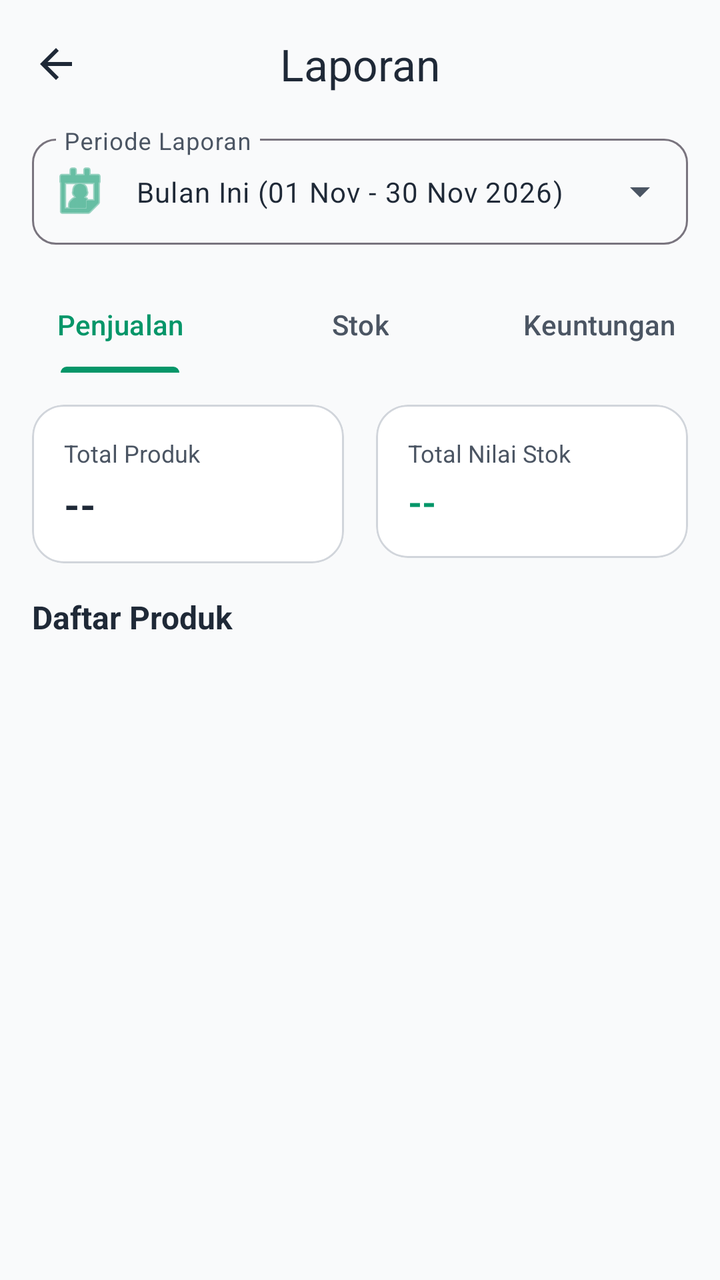
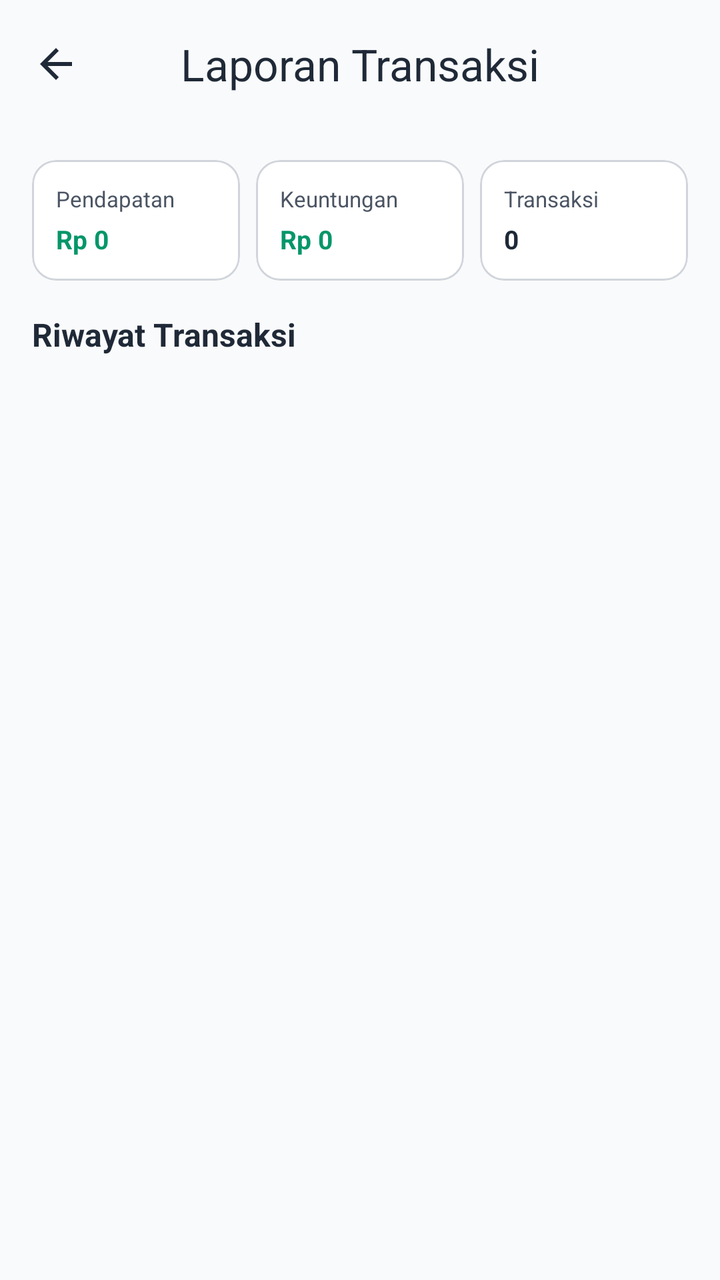

Screens rendered from an Android XML layout before and after an edit, with the pre-edit source and the edit as a unified diff.
<!-- AndroidManifest.xml: application theme Theme.PenjualanDev -->
<!-- res/layout/activity_laporan.xml -->
<?xml version="1.0" encoding="utf-8"?>
<androidx.coordinatorlayout.widget.CoordinatorLayout
    xmlns:android="http://schemas.android.com/apk/res/android"
    xmlns:app="http://schemas.android.com/apk/res-auto"
    xmlns:tools="http://schemas.android.com/tools"
    android:layout_width="match_parent"
    android:layout_height="match_parent"
    android:background="?attr/colorSurface"
    tools:context=".LaporanActivity">

    
    <com.google.android.material.appbar.AppBarLayout
        android:layout_width="match_parent"
        android:layout_height="wrap_content"
        app:elevation="0dp"
        android:background="?attr/colorSurface">

        <com.google.android.material.appbar.MaterialToolbar
            android:id="@+id/toolbar"
            android:layout_width="match_parent"
            android:layout_height="?attr/actionBarSize"
            app:title="Laporan"
            app:titleCentered="true"
            app:titleTextColor="?attr/colorOnSurface"
            app:navigationIcon="?homeAsUpIndicator"
            app:navigationIconTint="?attr/colorOnSurface">
        </com.google.android.material.appbar.MaterialToolbar>

        
        <LinearLayout
            android:layout_width="match_parent"
            android:layout_height="wrap_content"
            android:paddingHorizontal="16dp"
            android:paddingBottom="16dp">
            
            <com.google.android.material.textfield.TextInputLayout
                style="@style/Widget.Material3.TextInputLayout.OutlinedBox.ExposedDropdownMenu"
                android:layout_width="match_parent"
                android:layout_height="wrap_content"
                android:hint="Periode Laporan"
                app:boxCornerRadiusTopStart="12dp"
                app:boxCornerRadiusTopEnd="12dp"
                app:boxCornerRadiusBottomStart="12dp"
                app:boxCornerRadiusBottomEnd="12dp"
                app:startIconDrawable="@android:drawable/ic_menu_my_calendar"
                app:startIconTint="?attr/colorPrimary">

                <AutoCompleteTextView
                    android:id="@+id/spinner_tanggal"
                    android:layout_width="match_parent"
                    android:layout_height="wrap_content"
                    android:inputType="none"
                    android:text="Bulan Ini (01 Nov - 30 Nov 2026)"
                    android:textColor="?attr/colorOnSurface"
                    android:textSize="14sp" />
            </com.google.android.material.textfield.TextInputLayout>
        </LinearLayout>

        
        <com.google.android.material.tabs.TabLayout
            android:id="@+id/tabLayout"
            android:layout_width="match_parent"
            android:layout_height="wrap_content"
            app:tabMode="fixed"
            app:tabGravity="fill"
            app:tabIndicatorColor="?attr/colorPrimary"
            app:tabSelectedTextColor="?attr/colorPrimary"
            app:tabTextColor="?attr/colorOnSurfaceVariant"
            android:background="?attr/colorSurface">
            
            <com.google.android.material.tabs.TabItem
                android:layout_width="wrap_content"
                android:layout_height="wrap_content"
                android:text="Penjualan" />
                
            <com.google.android.material.tabs.TabItem
                android:layout_width="wrap_content"
                android:layout_height="wrap_content"
                android:text="Stok" />
                
            <com.google.android.material.tabs.TabItem
                android:layout_width="wrap_content"
                android:layout_height="wrap_content"
                android:text="Keuntungan" />
        </com.google.android.material.tabs.TabLayout>

    </com.google.android.material.appbar.AppBarLayout>

    
    <androidx.core.widget.NestedScrollView
        android:layout_width="match_parent"
        android:layout_height="match_parent"
        app:layout_behavior="@string/appbar_scrolling_view_behavior"
        android:clipToPadding="false"
        android:paddingTop="8dp"
        android:paddingBottom="24dp">

        <LinearLayout
            android:layout_width="match_parent"
            android:layout_height="wrap_content"
            android:orientation="vertical">

            
            <LinearLayout
                android:layout_width="match_parent"
                android:layout_height="wrap_content"
                android:orientation="horizontal"
                android:paddingHorizontal="16dp"
                android:paddingTop="8dp"
                android:paddingBottom="16dp"
                android:baselineAligned="false">
                
                <com.google.android.material.card.MaterialCardView
                    android:layout_width="0dp"
                    android:layout_height="wrap_content"
                    android:layout_weight="1"
                    android:layout_marginEnd="8dp"
                    app:cardCornerRadius="16dp"
                    app:cardElevation="0dp"
                    app:strokeWidth="1dp"
                    app:strokeColor="@color/colorOutlineStroke"
                    app:cardBackgroundColor="?attr/colorSurfaceContainerHigh">
                    <LinearLayout
                        android:layout_width="match_parent"
                        android:layout_height="wrap_content"
                        android:orientation="vertical"
                        android:padding="16dp">
                        <TextView
                            android:layout_width="wrap_content"
                            android:layout_height="wrap_content"
                            android:text="Total Produk"
                            android:textColor="?attr/colorOnSurfaceVariant"
                            android:textSize="12sp" />
                        <TextView
                            android:id="@+id/tv_total_produk"
                            android:layout_width="wrap_content"
                            android:layout_height="wrap_content"
                            android:layout_marginTop="4dp"
                            android:text="--"
                            android:textColor="?attr/colorOnSurface"
                            android:textSize="20sp"
                            android:textStyle="bold" />
                    </LinearLayout>
                </com.google.android.material.card.MaterialCardView>

                <com.google.android.material.card.MaterialCardView
                    android:layout_width="0dp"
                    android:layout_height="wrap_content"
                    android:layout_weight="1"
                    android:layout_marginStart="8dp"
                    app:cardCornerRadius="16dp"
                    app:cardElevation="0dp"
                    app:strokeWidth="1dp"
                    app:strokeColor="@color/colorOutlineStroke"
                    app:cardBackgroundColor="?attr/colorSurfaceContainerHigh">
                    <LinearLayout
                        android:layout_width="match_parent"
                        android:layout_height="wrap_content"
                        android:orientation="vertical"
                        android:padding="16dp">
                        <TextView
                            android:layout_width="wrap_content"
                            android:layout_height="wrap_content"
                            android:text="Total Nilai Stok"
                            android:textColor="?attr/colorOnSurfaceVariant"
                            android:textSize="12sp" />
                        <TextView
                            android:id="@+id/tv_total_nilai"
                            android:layout_width="wrap_content"
                            android:layout_height="wrap_content"
                            android:layout_marginTop="4dp"
                            android:text="--"
                            android:textColor="?attr/colorPrimary"
                            android:textSize="18sp"
                            android:textStyle="bold" />
                    </LinearLayout>
                </com.google.android.material.card.MaterialCardView>
            </LinearLayout>

            <TextView
                android:layout_width="match_parent"
                android:layout_height="wrap_content"
                android:layout_marginHorizontal="16dp"
                android:layout_marginBottom="8dp"
                android:text="Daftar Produk"
                android:textColor="?attr/colorOnSurface"
                android:textSize="16sp"
                android:textStyle="bold" />

        </LinearLayout>
    </androidx.core.widget.NestedScrollView>

    
    <FrameLayout
        android:layout_width="match_parent"
        android:layout_height="match_parent"
        android:layout_marginTop="370dp">

        <ProgressBar
            android:id="@+id/view_loading"
            android:layout_width="48dp"
            android:layout_height="48dp"
            android:layout_gravity="top|center_horizontal"
            android:layout_marginTop="24dp"
            android:indeterminateTint="?attr/colorPrimary"
            android:visibility="visible" />

        <LinearLayout
            android:id="@+id/layout_empty"
            android:layout_width="wrap_content"
            android:layout_height="wrap_content"
            android:layout_gravity="top|center_horizontal"
            android:layout_marginTop="24dp"
            android:orientation="vertical"
            android:gravity="center"
            android:visibility="gone">
            <TextView
                android:layout_width="wrap_content"
                android:layout_height="wrap_content"
                android:text="Tidak ada data produk"
                android:textColor="?attr/colorOnSurfaceVariant"
                android:textSize="14sp" />
        </LinearLayout>

        <androidx.recyclerview.widget.RecyclerView
            android:id="@+id/rv_laporan_produk"
            android:layout_width="match_parent"
            android:layout_height="match_parent"
            android:paddingBottom="24dp"
            android:clipToPadding="false"
            android:visibility="gone" />

    </FrameLayout>

</androidx.coordinatorlayout.widget.CoordinatorLayout>
<!-- resources referenced by this layout -->
<resources>
  <color name="colorOutlineStroke">#D1D5DB</color>
  <style name="Theme.PenjualanDev" parent="Base.Theme.PenjualanDev" />
  <style name="Base.Theme.PenjualanDev" parent="Theme.Material3.Light.NoActionBar">
          
          <item name="colorPrimary">@color/colorPrimary</item>
          <item name="colorOnPrimary">@color/colorOnPrimary</item>
          
          <item name="colorSecondary">@color/colorSecondary</item>
          <item name="colorOnSecondary">@color/colorOnSecondary</item>
          
          <item name="android:statusBarColor">@color/colorPrimary</item>
          
          <item name="colorSurface">@color/colorScreenBackground</item>
          <item name="colorOnSurface">@color/colorPrimaryText</item>
          <item name="colorSurfaceContainer">@color/colorCardBackground</item>
          <item name="colorSurfaceContainerHigh">@color/white</item>
          <item name="colorOnSurfaceVariant">@color/colorSecondaryText</item>
          <item name="colorError">@color/red</item>
          
          <item name="materialButtonStyle">@style/Widget.App.Button</item>
      </style>
  <color name="colorPrimary">#059669</color>
  <color name="colorOnPrimary">#FFFFFF</color>
  <color name="colorSecondary">#D1FAE5</color>
  <color name="colorOnSecondary">#064E3B</color>
  <color name="colorScreenBackground">#F9FAFB</color>
  <color name="colorPrimaryText">#1F2937</color>
  <color name="colorCardBackground">#FFFFFF</color>
  <color name="white">#FFFFFFFF</color>
  <color name="colorSecondaryText">#4B5563</color>
  <color name="red">#EF4444</color>
  <style name="Widget.App.Button" parent="Widget.Material3.Button">
          <item name="cornerRadius">12dp</item>
          <item name="android:minHeight">48dp</item>
          <item name="backgroundTint">@color/colorPrimary</item>
          <item name="android:textColor">@color/white</item>
          <item name="android:insetTop">0dp</item>
          <item name="android:insetBottom">0dp</item>
      </style>
</resources>

<!-- the commit's change to res/layout/activity_laporan.xml (unified diff, before → after) -->
@@ -1,235 +1,180 @@
 <?xml version="1.0" encoding="utf-8"?>
-<androidx.coordinatorlayout.widget.CoordinatorLayout
-    xmlns:android="http://schemas.android.com/apk/res/android"
+<LinearLayout xmlns:android="http://schemas.android.com/apk/res/android"
     xmlns:app="http://schemas.android.com/apk/res-auto"
     xmlns:tools="http://schemas.android.com/tools"
     android:layout_width="match_parent"
     android:layout_height="match_parent"
+    android:orientation="vertical"
     android:background="?attr/colorSurface"
     tools:context=".LaporanActivity">
 
     
-    <com.google.android.material.appbar.AppBarLayout
+    <com.google.android.material.appbar.MaterialToolbar
+        android:id="@+id/toolbar"
+        android:layout_width="match_parent"
+        android:layout_height="?attr/actionBarSize"
+        app:title="Laporan Transaksi"
+        app:titleCentered="true"
+        app:titleTextColor="?attr/colorOnSurface"
+        app:navigationIcon="?homeAsUpIndicator"
+        app:navigationIconTint="?attr/colorOnSurface" />
+
+    
+    <LinearLayout
         android:layout_width="match_parent"
         android:layout_height="wrap_content"
-        app:elevation="0dp"
-        android:background="?attr/colorSurface">
-
-        <com.google.android.material.appbar.MaterialToolbar
-            android:id="@+id/toolbar"
-            android:layout_width="match_parent"
-            android:layout_height="?attr/actionBarSize"
-            app:title="Laporan"
-            app:titleCentered="true"
-            app:titleTextColor="?attr/colorOnSurface"
-            app:navigationIcon="?homeAsUpIndicator"
-            app:navigationIconTint="?attr/colorOnSurface">
-        </com.google.android.material.appbar.MaterialToolbar>
+        android:orientation="horizontal"
+        android:padding="16dp"
+        android:weightSum="3">
 
         
-        <LinearLayout
-            android:layout_width="match_parent"
+        <com.google.android.material.card.MaterialCardView
+            android:layout_width="0dp"
             android:layout_height="wrap_content"
-            android:paddingHorizontal="16dp"
-            android:paddingBottom="16dp">
-            
-            <com.google.android.material.textfield.TextInputLayout
-                style="@style/Widget.Material3.TextInputLayout.OutlinedBox.ExposedDropdownMenu"
-                android:layout_width="match_parent"
-                android:layout_height="wrap_content"
-                android:hint="Periode Laporan"
-                app:boxCornerRadiusTopStart="12dp"
-                app:boxCornerRadiusTopEnd="12dp"
-                app:boxCornerRadiusBottomStart="12dp"
-                app:boxCornerRadiusBottomEnd="12dp"
-                app:startIconDrawable="@android:drawable/ic_menu_my_calendar"
-                app:startIconTint="?attr/colorPrimary">
-
-                <AutoCompleteTextView
-                    android:id="@+id/spinner_tanggal"
-                    android:layout_width="match_parent"
-                    android:layout_height="wrap_content"
-                    android:inputType="none"
-                    android:text="Bulan Ini (01 Nov - 30 Nov 2026)"
-                    android:textColor="?attr/colorOnSurface"
-                    android:textSize="14sp" />
-            </com.google.android.material.textfield.TextInputLayout>
-        </LinearLayout>
-
-        
-        <com.google.android.material.tabs.TabLayout
-            android:id="@+id/tabLayout"
-            android:layout_width="match_parent"
-            android:layout_height="wrap_content"
-            app:tabMode="fixed"
-            app:tabGravity="fill"
-            app:tabIndicatorColor="?attr/colorPrimary"
-            app:tabSelectedTextColor="?attr/colorPrimary"
-            app:tabTextColor="?attr/colorOnSurfaceVariant"
-            android:background="?attr/colorSurface">
-            
-            <com.google.android.material.tabs.TabItem
-                android:layout_width="wrap_content"
-                android:layout_height="wrap_content"
-                android:text="Penjualan" />
-                
-            <com.google.android.material.tabs.TabItem
-                android:layout_width="wrap_content"
-                android:layout_height="wrap_content"
-                android:text="Stok" />
-                
-            <com.google.android.material.tabs.TabItem
-                android:layout_width="wrap_content"
-                android:layout_height="wrap_content"
-                android:text="Keuntungan" />
-        </com.google.android.material.tabs.TabLayout>
-
-    </com.google.android.material.appbar.AppBarLayout>
-
-    
-    <androidx.core.widget.NestedScrollView
-        android:layout_width="match_parent"
-        android:layout_height="match_parent"
-        app:layout_behavior="@string/appbar_scrolling_view_behavior"
-        android:clipToPadding="false"
-        android:paddingTop="8dp"
-        android:paddingBottom="24dp">
-
-        <LinearLayout
-            android:layout_width="match_parent"
-            android:layout_height="wrap_content"
-            android:orientation="vertical">
-
-            
+            android:layout_weight="1"
+            android:layout_marginEnd="4dp"
+            app:cardCornerRadius="12dp"
+            app:cardElevation="0dp"
+            app:strokeWidth="1dp"
+            app:strokeColor="@color/colorOutlineStroke"
+            app:cardBackgroundColor="?attr/colorSurfaceContainerHigh">
             <LinearLayout
                 android:layout_width="match_parent"
                 android:layout_height="wrap_content"
-                android:orientation="horizontal"
-                android:paddingHorizontal="16dp"
-                android:paddingTop="8dp"
-                android:paddingBottom="16dp"
-                android:baselineAligned="false">
-                
-                <com.google.android.material.card.MaterialCardView
-                    android:layout_width="0dp"
+                android:orientation="vertical"
+                android:padding="12dp">
+                <TextView
+                    android:layout_width="wrap_content"
                     android:layout_height="wrap_content"
-                    android:layout_weight="1"
-                    android:layout_marginEnd="8dp"
-                    app:cardCornerRadius="16dp"
-                    app:cardElevation="0dp"
-                    app:strokeWidth="1dp"
-                    app:strokeColor="@color/colorOutlineStroke"
-                    app:cardBackgroundColor="?attr/colorSurfaceContainerHigh">
-                    <LinearLayout
-                        android:layout_width="match_parent"
-                        android:layout_height="wrap_content"
-                        android:orientation="vertical"
-                        android:padding="16dp">
-                        <TextView
-                            android:layout_width="wrap_content"
-                            android:layout_height="wrap_content"
-                            android:text="Total Produk"
-                            android:textColor="?attr/colorOnSurfaceVariant"
-                            android:textSize="12sp" />
-                        <TextView
-                            android:id="@+id/tv_total_produk"
-                            android:layout_width="wrap_content"
-                            android:layout_height="wrap_content"
-                            android:layout_marginTop="4dp"
-                            android:text="--"
-                            android:textColor="?attr/colorOnSurface"
-                            android:textSize="20sp"
-                            android:textStyle="bold" />
-                    </LinearLayout>
-                </com.google.android.material.card.MaterialCardView>
+                    android:text="Pendapatan"
+                    android:textColor="?attr/colorOnSurfaceVariant"
+                    android:textSize="11sp" />
+                <TextView
+                    android:id="@+id/tv_total_pendapatan"
+                    android:layout_width="wrap_content"
+                    android:layout_height="wrap_content"
+                    android:layout_marginTop="4dp"
+                    android:text="Rp 0"
+                    android:textColor="?attr/colorPrimary"
+                    android:textSize="13sp"
+                    android:textStyle="bold" />
+            </LinearLayout>
+        </com.google.android.material.card.MaterialCardView>
 
-                <com.google.android.material.card.MaterialCardView
-                    android:layout_width="0dp"
-                    android:layout_height="wrap_content"
-                    android:layout_weight="1"
-                    android:layout_marginStart="8dp"
-                    app:cardCornerRadius="16dp"
-                    app:cardElevation="0dp"
-                    app:strokeWidth="1dp"
-                    app:strokeColor="@color/colorOutlineStroke"
-                    app:cardBackgroundColor="?attr/colorSurfaceContainerHigh">
-                    <LinearLayout
-                        android:layout_width="match_parent"
-                        android:layout_height="wrap_content"
-                        android:orientation="vertical"
-                        android:padding="16dp">
-                        <TextView
-                            android:layout_width="wrap_content"
-                            android:layout_height="wrap_content"
-                            android:text="Total Nilai Stok"
-                            android:textColor="?attr/colorOnSurfaceVariant"
-                            android:textSize="12sp" />
-                        <TextView
-                            android:id="@+id/tv_total_nilai"
-                            android:layout_width="wrap_content"
-                            android:layout_height="wrap_content"
-                            android:layout_marginTop="4dp"
-                            android:text="--"
-                            android:textColor="?attr/colorPrimary"
-                            android:textSize="18sp"
-                            android:textStyle="bold" />
-                    </LinearLayout>
-                </com.google.android.material.card.MaterialCardView>
-            </LinearLayout>
-
-            <TextView
+        
+        <com.google.android.material.card.MaterialCardView
+            android:layout_width="0dp"
+            android:layout_height="wrap_content"
+            android:layout_weight="1"
+            android:layout_marginHorizontal="4dp"
+            app:cardCornerRadius="12dp"
+            app:cardElevation="0dp"
+            app:strokeWidth="1dp"
+            app:strokeColor="@color/colorOutlineStroke"
+            app:cardBackgroundColor="?attr/colorSurfaceContainerHigh">
+            <LinearLayout
                 android:layout_width="match_parent"
                 android:layout_height="wrap_content"
-                android:layout_marginHorizontal="16dp"
-                android:layout_marginBottom="8dp"
-                android:text="Daftar Produk"
-                android:textColor="?attr/colorOnSurface"
-                android:textSize="16sp"
-                android:textStyle="bold" />
+                android:orientation="vertical"
+                android:padding="12dp">
+                <TextView
+                    android:layout_width="wrap_content"
+                    android:layout_height="wrap_content"
+                    android:text="Keuntungan"
+                    android:textColor="?attr/colorOnSurfaceVariant"
+                    android:textSize="11sp" />
+                <TextView
+                    android:id="@+id/tv_total_keuntungan"
+                    android:layout_width="wrap_content"
+                    android:layout_height="wrap_content"
+                    android:layout_marginTop="4dp"
+                    android:text="Rp 0"
+                    android:textColor="?attr/colorPrimary"
+                    android:textSize="13sp"
+                    android:textStyle="bold" />
+            </LinearLayout>
+        </com.google.android.material.card.MaterialCardView>
 
-        </LinearLayout>
-    </androidx.core.widget.NestedScrollView>
+        
+        <com.google.android.material.card.MaterialCardView
+            android:layout_width="0dp"
+            android:layout_height="wrap_content"
+            android:layout_weight="1"
+            android:layout_marginStart="4dp"
+            app:cardCornerRadius="12dp"
+            app:cardElevation="0dp"
+            app:strokeWidth="1dp"
+            app:strokeColor="@color/colorOutlineStroke"
+            app:cardBackgroundColor="?attr/colorSurfaceContainerHigh">
+            <LinearLayout
+                android:layout_width="match_parent"
+                android:layout_height="wrap_content"
+                android:orientation="vertical"
+                android:padding="12dp">
+                <TextView
+                    android:layout_width="wrap_content"
+                    android:layout_height="wrap_content"
+                    android:text="Transaksi"
+                    android:textColor="?attr/colorOnSurfaceVariant"
+                    android:textSize="11sp" />
+                <TextView
+                    android:id="@+id/tv_jumlah_transaksi"
+                    android:layout_width="wrap_content"
+                    android:layout_height="wrap_content"
+                    android:layout_marginTop="4dp"
+                    android:text="0"
+                    android:textColor="?attr/colorOnSurface"
+                    android:textSize="13sp"
+                    android:textStyle="bold" />
+            </LinearLayout>
+        </com.google.android.material.card.MaterialCardView>
+    </LinearLayout>
 
-    
+    <TextView
+        android:layout_width="match_parent"
+        android:layout_height="wrap_content"
+        android:layout_marginHorizontal="16dp"
+        android:layout_marginBottom="8dp"
+        android:text="Riwayat Transaksi"
+        android:textColor="?attr/colorOnSurface"
+        android:textSize="16sp"
+        android:textStyle="bold" />
+
     <FrameLayout
         android:layout_width="match_parent"
         android:layout_height="match_parent"
-        android:layout_marginTop="370dp">
+        android:layout_weight="1">
 
         <ProgressBar
             android:id="@+id/view_loading"
             android:layout_width="48dp"
             android:layout_height="48dp"
-            android:layout_gravity="top|center_horizontal"
-            android:layout_marginTop="24dp"
+            android:layout_gravity="center"
             android:indeterminateTint="?attr/colorPrimary"
-            android:visibility="visible" />
+            android:visibility="gone" />
 
         <LinearLayout
             android:id="@+id/layout_empty"
             android:layout_width="wrap_content"
             android:layout_height="wrap_content"
-            android:layout_gravity="top|center_horizontal"
-            android:layout_marginTop="24dp"
+            android:layout_gravity="center"
             android:orientation="vertical"
             android:gravity="center"
             android:visibility="gone">
             <TextView
                 android:layout_width="wrap_content"
                 android:layout_height="wrap_content"
-                android:text="Tidak ada data produk"
+                android:text="Belum ada transaksi terdaftar"
                 android:textColor="?attr/colorOnSurfaceVariant"
                 android:textSize="14sp" />
         </LinearLayout>
 
         <androidx.recyclerview.widget.RecyclerView
-            android:id="@+id/rv_laporan_produk"
+            android:id="@+id/rv_laporan_transaksi"
             android:layout_width="match_parent"
             android:layout_height="match_parent"
-            android:paddingBottom="24dp"
             android:clipToPadding="false"
-            android:visibility="gone" />
+            android:paddingBottom="16dp" />
 
     </FrameLayout>
-
-</androidx.coordinatorlayout.widget.CoordinatorLayout>
+</LinearLayout>
